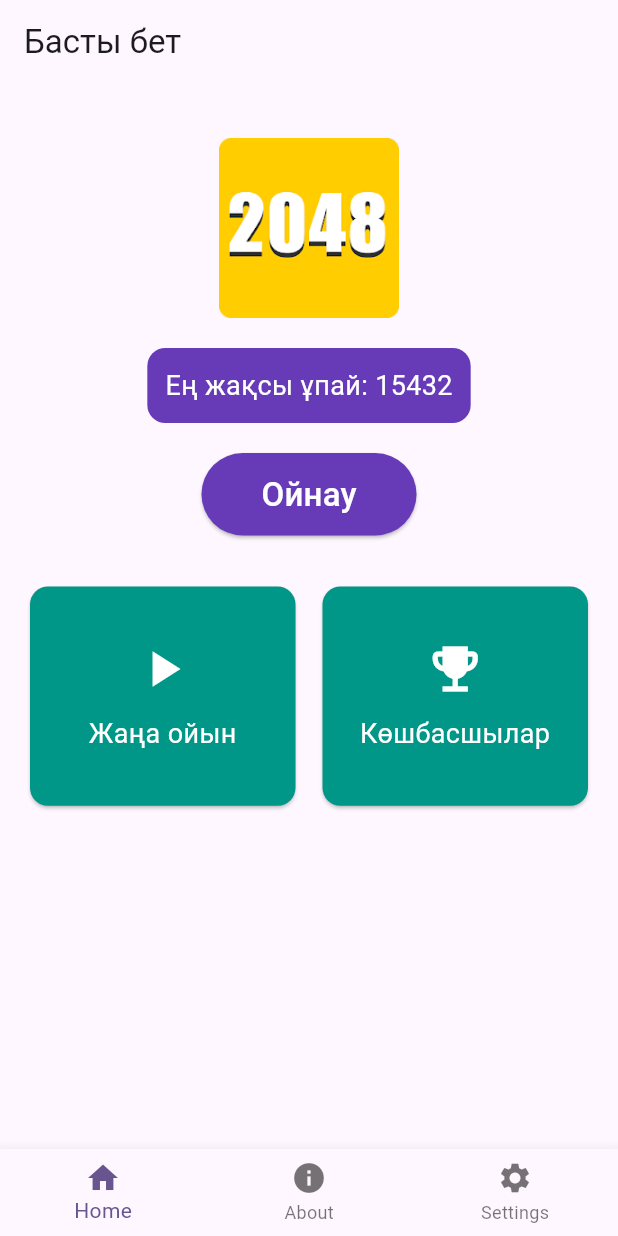
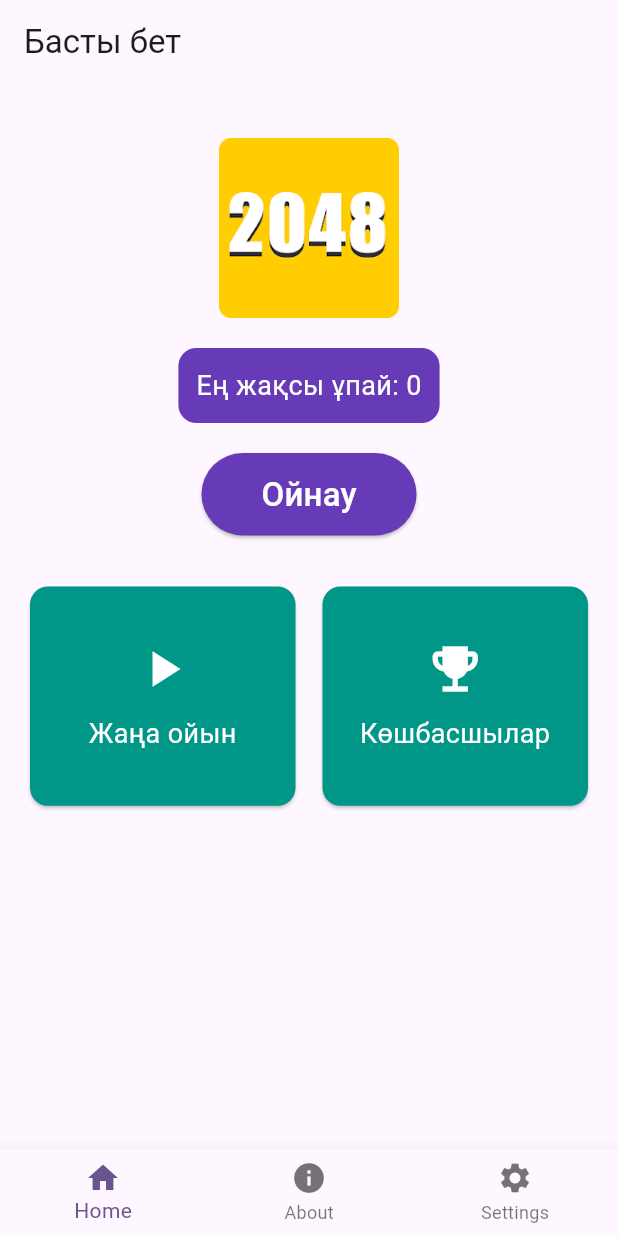
Before and after one commit to Omiromir/Puzzle-2048, a Flutter app: the screen it shows after launch, after a tap on "Login", after a tap on "Go as a Guest", on a phone screen of 412 x 824 dp. Run offline on Flutter 3.47's test engine with Material 3 defaults, Android fonts, the phone set to English and light mode, and no system bars; our stand-ins replace cloud_firestore, connectivity_plus, firebase_auth, firebase_core, rxdart, shared_preferences; accounts and stored records are empty; generated files the repository leaves out were written again.

Commit message:
Fix best score display on home page

```diff
--- a/lib/home_page.dart
+++ b/lib/home_page.dart
@@ -1,12 +1,54 @@
+import 'package:cloud_firestore/cloud_firestore.dart';
+import 'package:firebase_auth/firebase_auth.dart';
 import 'package:flutter/material.dart';
 import 'package:flutter_gen/gen_l10n/app_localizations.dart';
 import 'package:shared_preferences/shared_preferences.dart';
 import 'game_page.dart';
 import 'leaderboard_page.dart';
-class HomePage extends StatelessWidget {
+class HomePage extends StatefulWidget {
   final void Function(Locale) setLocale;
-  final int bestScore;
-  const HomePage({super.key, required this.setLocale, required this.bestScore});
+
+  const HomePage({super.key, required this.setLocale});
+
+  @override
+  State<HomePage> createState() => _HomePageState();
+}
+
+class _HomePageState extends State<HomePage> {
+  int? bestScore;
+  bool isLoading = true;
+
+  @override
+  void initState() {
+    super.initState();
+    fetchBestScore();
+  }
+
+  Future<void> fetchBestScore() async {
+    final uid = FirebaseAuth.instance.currentUser?.uid;
+    if (!mounted) return;
+    if (uid == null) {
+      setState(() {
+        isLoading = false;
+      });
+      return;
+    }
+
+    final doc = await FirebaseFirestore.instance.collection('users').doc(uid).get();
+    if (!mounted) return;
+    if (doc.exists) {
+      final data = doc.data()!;
+      setState(() {
+        bestScore = data['bestScore'] ?? 0;
+        isLoading = false;
+      });
+    } else {
+      setState(() {
+        bestScore = 0;
+        isLoading = false;
+      });
+    }
+  }
 
   @override
   Widget build(BuildContext context) {
@@ -42,8 +84,10 @@ class HomePage extends StatelessWidget {
                             color: Colors.deepPurple,
                             borderRadius: BorderRadius.circular(12),
                           ),
-                          child: Text(
-                            t.bestScore(bestScore),
+                          child: isLoading
+                              ? const CircularProgressIndicator(color: Colors.white)
+                              : Text(
+                            t.bestScore(bestScore ?? 0),
                             style: const TextStyle(color: Colors.white, fontSize: 18),
                           ),
                         ),
@@ -71,7 +115,7 @@ class HomePage extends StatelessWidget {
                           shrinkWrap: true,
                           physics: const NeverScrollableScrollPhysics(),
                           gridDelegate: SliverGridDelegateWithFixedCrossAxisCount(
-                            crossAxisCount:2,
+                            crossAxisCount: 2,
                             crossAxisSpacing: 10,
                             mainAxisSpacing: 10,
                             childAspectRatio: isWide ? 1.1 : 1.2,
--- a/lib/main.dart
+++ b/lib/main.dart
@@ -217,7 +217,7 @@ class _MainScreenState extends State<MainScreen> {
         controller: _pageController,
         onPageChanged: _onPageChanged,
         children: [
-          HomePage(setLocale: widget.setLocale, bestScore: 15432,),
+          HomePage(setLocale: widget.setLocale),
           const AboutPage(),
           SettingsPage(
             currentThemeMode: Theme.of(context).brightness == Brightness.dark
@@ -272,7 +272,7 @@ class SettingsController extends ChangeNotifier {
     await prefs.setString('language', newLocale.languageCode);
     _locale = newLocale;
     notifyListeners();
-    await _updateUserPreferenceInFirestore('languageCode', newLocale.languageCode);
+    await _updateUserPreferenceInFirestore('language', newLocale.languageCode);
   }
 
   Future<void> updateTheme(ThemeMode mode) async {
@@ -281,7 +281,7 @@ class SettingsController extends ChangeNotifier {
     await prefs.setString('theme', _getStringFromThemeMode(mode));
     _themeMode = mode;
     notifyListeners();
-    await _updateUserPreferenceInFirestore('themeMode', _getStringFromThemeMode(mode));
+    await _updateUserPreferenceInFirestore('theme', _getStringFromThemeMode(mode));
   }
 
   Future<void> _updateUserPreferenceInFirestore(
```
Also changed, not shown: lib/settings_page.dart (+4 -4 lines), 1 other file. Lines whose indentation alone changed are shown as unchanged.
